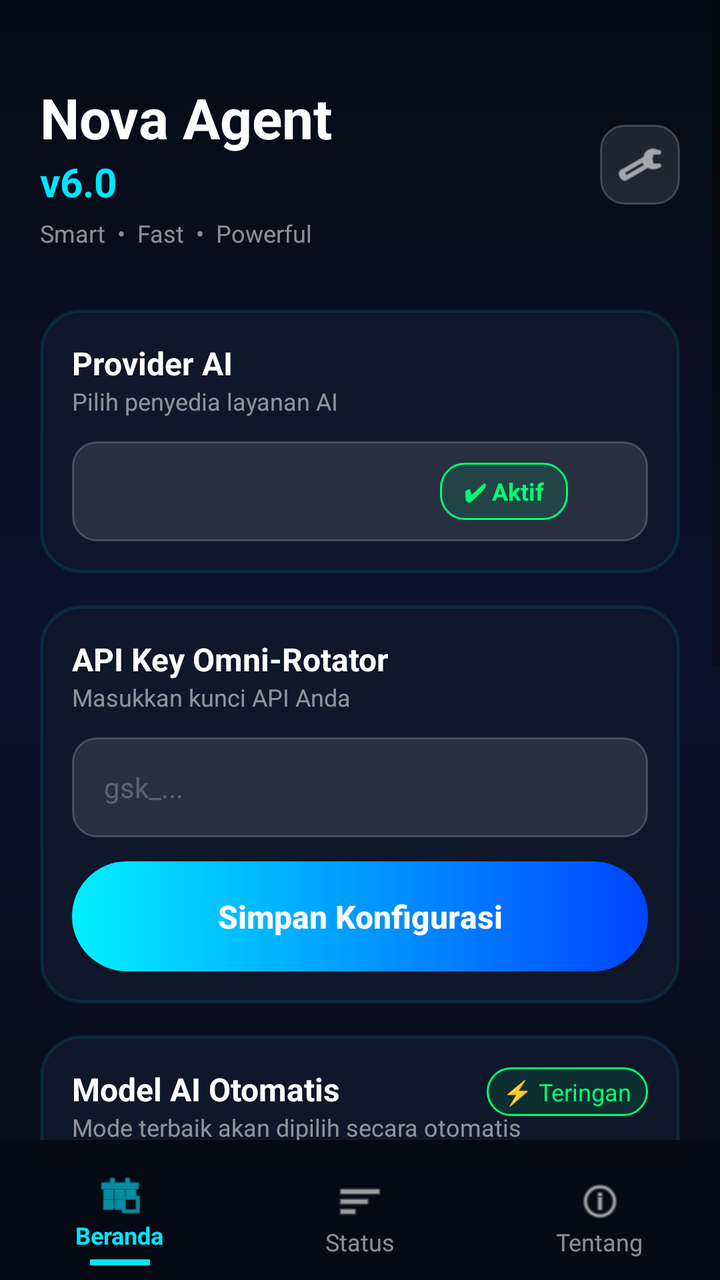
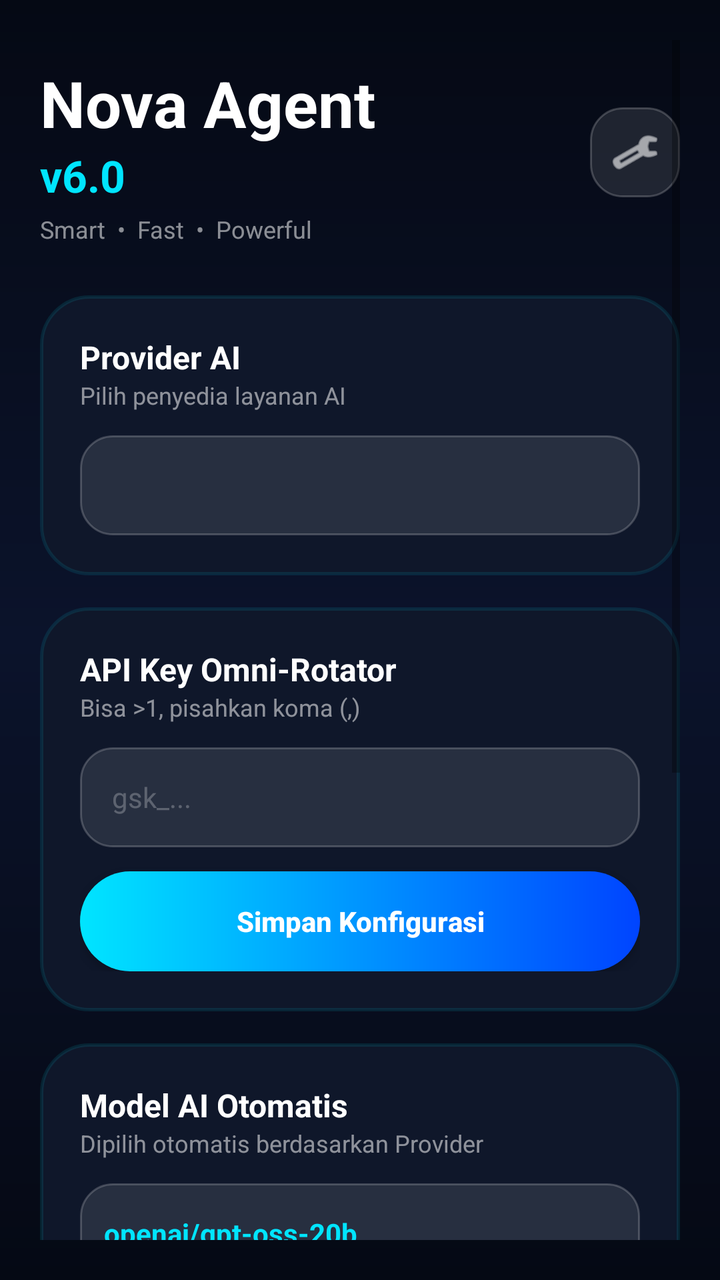

Compare the two renders of this Android layout. The source of the first and the diff that turns it into the second are given below.
<!-- AndroidManifest.xml: application theme Theme.AppCompat.DayNight.NoActionBar -->
<!-- res/layout/activity_main.xml -->
<?xml version="1.0" encoding="utf-8"?>
<RelativeLayout xmlns:android="http://schemas.android.com/apk/res/android"
    android:layout_width="match_parent"
    android:layout_height="match_parent"
    android:background="@drawable/bg_premium_main">

    <ScrollView
        android:layout_width="match_parent"
        android:layout_height="match_parent"
        android:layout_above="@+id/bottomNav"
        android:fillViewport="true">

        <LinearLayout
            android:layout_width="match_parent"
            android:layout_height="wrap_content"
            android:orientation="vertical"
            android:padding="20dp">

            
            <RelativeLayout
                android:layout_width="match_parent"
                android:layout_height="wrap_content"
                android:layout_marginTop="20dp"
                android:layout_marginBottom="30dp">
                
                <LinearLayout
                    android:layout_width="wrap_content"
                    android:layout_height="wrap_content"
                    android:orientation="vertical"
                    android:layout_alignParentStart="true">
                    <TextView
                        android:layout_width="wrap_content"
                        android:layout_height="wrap_content"
                        android:text="Nova Agent"
                        android:textSize="28sp"
                        android:textStyle="bold"
                        android:textColor="#FFFFFF"/>
                    <TextView
                        android:layout_width="wrap_content"
                        android:layout_height="wrap_content"
                        android:text="v6.0"
                        android:textSize="20sp"
                        android:textStyle="bold"
                        android:textColor="#00E5FF"/>
                    <TextView
                        android:layout_width="wrap_content"
                        android:layout_height="wrap_content"
                        android:text="Smart  •  Fast  •  Powerful"
                        android:textSize="12sp"
                        android:textColor="#88FFFFFF"
                        android:layout_marginTop="4dp"/>
                </LinearLayout>

                <LinearLayout
                    android:layout_width="wrap_content"
                    android:layout_height="wrap_content"
                    android:layout_alignParentEnd="true"
                    android:layout_centerVertical="true"
                    android:orientation="horizontal">
                    
                    <ImageView android:id="@+id/btnSettings" android:layout_width="40dp" android:layout_height="40dp" android:src="@android:drawable/ic_menu_manage" android:tint="#FFFFFF" android:background="@drawable/bg_premium_input" android:padding="8dp" android:layout_marginStart="10dp" android:clickable="true" android:focusable="true"/>
                </LinearLayout>
            </RelativeLayout>

            
            <LinearLayout
                android:layout_width="match_parent"
                android:layout_height="wrap_content"
                android:background="@drawable/bg_premium_card"
                android:orientation="vertical"
                android:padding="16dp"
                android:layout_marginBottom="16dp">

                <RelativeLayout android:layout_width="match_parent" android:layout_height="wrap_content" android:layout_marginBottom="12dp">
                    <TextView android:id="@+id/tvProvTitle" android:layout_width="wrap_content" android:layout_height="wrap_content" android:text="Provider AI" android:textColor="#FFFFFF" android:textSize="16sp" android:textStyle="bold"/>
                    <TextView android:layout_width="wrap_content" android:layout_height="wrap_content" android:text="Pilih penyedia layanan AI" android:textColor="#88FFFFFF" android:textSize="12sp" android:layout_below="@id/tvProvTitle"/>
                </RelativeLayout>
                
                <RelativeLayout android:layout_width="match_parent" android:layout_height="wrap_content">
                    <Spinner
                        android:id="@+id/spinnerProvider"
                        android:layout_width="match_parent"
                        android:layout_height="50dp"
                        android:background="@drawable/bg_premium_input"
                        android:popupBackground="#0B132B"
                        android:paddingStart="12dp"/>
                    <TextView android:layout_width="wrap_content" android:layout_height="wrap_content" android:text="✔ Aktif" android:background="@drawable/bg_premium_badge" android:textColor="#00FF73" android:textSize="12sp" android:textStyle="bold" android:paddingHorizontal="12dp" android:paddingVertical="6dp" android:layout_alignParentEnd="true" android:layout_centerVertical="true" android:layout_marginEnd="40dp" android:elevation="2dp"/>
                </RelativeLayout>
            </LinearLayout>

            
            <LinearLayout
                android:layout_width="match_parent"
                android:layout_height="wrap_content"
                android:background="@drawable/bg_premium_card"
                android:orientation="vertical"
                android:padding="16dp"
                android:layout_marginBottom="16dp">

                <TextView android:layout_width="wrap_content" android:layout_height="wrap_content" android:text="API Key Omni-Rotator" android:textColor="#FFFFFF" android:textSize="16sp" android:textStyle="bold"/>
                <TextView android:layout_width="wrap_content" android:layout_height="wrap_content" android:text="Masukkan kunci API Anda" android:textColor="#88FFFFFF" android:textSize="12sp" android:layout_marginBottom="12dp"/>
                
                <EditText
                    android:id="@+id/apiKeyInput"
                    android:layout_width="match_parent"
                    android:layout_height="50dp"
                    android:hint="gsk_..."
                    android:textColorHint="#40FFFFFF"
                    android:textColor="#FFFFFF"
                    android:background="@drawable/bg_premium_input"
                    android:paddingHorizontal="16dp"
                    android:inputType="textVisiblePassword"
                    android:textSize="14sp"
                    android:layout_marginBottom="12dp"/>

                <Button
                    android:id="@+id/btnSaveKey"
                    android:layout_width="match_parent"
                    android:layout_height="55dp"
                    android:text="Simpan Konfigurasi"
                    android:textAllCaps="false"
                    android:backgroundTint="@null"
                    android:background="@drawable/bg_premium_button"
                    android:textColor="#FFFFFF"
                    android:textStyle="bold"
                    android:textSize="16sp"/>
            </LinearLayout>

            
            <LinearLayout
                android:layout_width="match_parent"
                android:layout_height="wrap_content"
                android:background="@drawable/bg_premium_card"
                android:orientation="vertical"
                android:padding="16dp"
                android:layout_marginBottom="16dp">
                
                <RelativeLayout android:layout_width="match_parent" android:layout_height="wrap_content" android:layout_marginBottom="12dp">
                    <TextView android:id="@+id/tvModelTitle" android:layout_width="wrap_content" android:layout_height="wrap_content" android:text="Model AI Otomatis" android:textColor="#FFFFFF" android:textSize="16sp" android:textStyle="bold"/>
                    <TextView android:layout_width="wrap_content" android:layout_height="wrap_content" android:text="Mode terbaik akan dipilih secara otomatis" android:textColor="#88FFFFFF" android:textSize="12sp" android:layout_below="@id/tvModelTitle"/>
                    <TextView android:layout_width="wrap_content" android:layout_height="wrap_content" android:text="⚡ Teringan" android:background="@drawable/bg_premium_badge" android:textColor="#00FF73" android:textSize="12sp" android:paddingHorizontal="8dp" android:paddingVertical="4dp" android:layout_alignParentEnd="true"/>
                </RelativeLayout>

                <TextView
                    android:id="@+id/tvAutoModel"
                    android:layout_width="match_parent"
                    android:layout_height="50dp"
                    android:text="openai/gpt-oss-20b"
                    android:textColor="#FFFFFF"
                    android:textSize="14sp"
                    android:textStyle="bold"
                    android:padding="12dp"
                    android:background="@drawable/bg_premium_input"
                    android:gravity="center_vertical"/>
            </LinearLayout>

            
            <LinearLayout
                android:layout_width="match_parent"
                android:layout_height="wrap_content"
                android:background="@drawable/bg_premium_card"
                android:orientation="vertical"
                android:padding="16dp"
                android:layout_marginBottom="24dp">
                
                <RelativeLayout android:layout_width="match_parent" android:layout_height="wrap_content" android:layout_marginBottom="12dp">
                    <TextView android:id="@+id/tvPermTitle" android:layout_width="wrap_content" android:layout_height="wrap_content" android:text="Status Perizinan Wajib" android:textColor="#FFFFFF" android:textSize="16sp" android:textStyle="bold"/>
                    <TextView android:layout_width="wrap_content" android:layout_height="wrap_content" android:text="Aplikasi siap digunakan" android:textColor="#88FFFFFF" android:textSize="12sp" android:layout_below="@id/tvPermTitle"/>
                    <TextView android:layout_width="wrap_content" android:layout_height="wrap_content" android:text="✔ Terverifikasi" android:background="@drawable/bg_premium_badge" android:textColor="#00FF73" android:textSize="12sp" android:paddingHorizontal="8dp" android:paddingVertical="4dp" android:layout_alignParentEnd="true"/>
                </RelativeLayout>

                <Button android:id="@+id/btnAccessibility" android:layout_width="match_parent" android:layout_height="40dp" android:text="Cek Aksesibilitas" android:backgroundTint="#1Affffff" android:textColor="#00E5FF" android:layout_marginBottom="8dp"/>
                <Button android:id="@+id/btnOverlay" android:layout_width="match_parent" android:layout_height="40dp" android:text="Cek Izin Mengambang" android:backgroundTint="#1Affffff" android:textColor="#00E5FF"/>
            </LinearLayout>

            
            <Button
                android:id="@+id/btnStart"
                android:layout_width="match_parent"
                android:layout_height="65dp"
                android:backgroundTint="@null"
                android:background="@drawable/bg_premium_button"
                android:text="▶ Mulai Nova"
                android:textAllCaps="false"
                android:textColor="#FFFFFF"
                android:textSize="20sp"
                android:textStyle="bold"
                android:layout_marginBottom="30dp"
                android:elevation="8dp"/>

        </LinearLayout>
    </ScrollView>

    
    <LinearLayout
        android:id="@+id/bottomNav"
        android:layout_width="match_parent"
        android:layout_height="70dp"
        android:layout_alignParentBottom="true"
        android:background="#060A14"
        android:orientation="horizontal"
        android:weightSum="3"
        android:paddingTop="8dp">
        
        <LinearLayout android:layout_width="0dp" android:layout_height="match_parent" android:layout_weight="1" android:orientation="vertical" android:gravity="center">
            <ImageView android:layout_width="24dp" android:layout_height="24dp" android:src="@android:drawable/ic_menu_today" android:tint="#00E5FF"/>
            <TextView android:layout_width="wrap_content" android:layout_height="wrap_content" android:text="Beranda" android:textColor="#00E5FF" android:textSize="12sp" android:textStyle="bold"/>
            <View android:layout_width="30dp" android:layout_height="3dp" android:background="#00E5FF" android:layout_marginTop="4dp"/>
        </LinearLayout>
        <LinearLayout android:layout_width="0dp" android:layout_height="match_parent" android:layout_weight="1" android:orientation="vertical" android:gravity="center">
            <ImageView android:layout_width="24dp" android:layout_height="24dp" android:src="@android:drawable/ic_menu_sort_by_size" android:tint="#88FFFFFF"/>
            <TextView android:layout_width="wrap_content" android:layout_height="wrap_content" android:text="Status" android:textColor="#88FFFFFF" android:textSize="12sp"/>
        </LinearLayout>
        <LinearLayout android:layout_width="0dp" android:layout_height="match_parent" android:layout_weight="1" android:orientation="vertical" android:gravity="center">
            <ImageView android:layout_width="24dp" android:layout_height="24dp" android:src="@android:drawable/ic_menu_info_details" android:tint="#88FFFFFF"/>
            <TextView android:layout_width="wrap_content" android:layout_height="wrap_content" android:text="Tentang" android:textColor="#88FFFFFF" android:textSize="12sp"/>
        </LinearLayout>
    </LinearLayout>

</RelativeLayout>
<!-- resources referenced by this layout -->
<resources>
  <!-- drawable bg_premium_badge (drawable) -->
  <?xml version="1.0" encoding="utf-8"?>
  <shape xmlns:android="http://schemas.android.com/apk/res/android">
      <solid android:color="#1A00FF73" />
      <corners android:radius="12dp" />
      <stroke android:width="1dp" android:color="#00FF73" />
  </shape>
  <!-- drawable bg_premium_button (drawable) -->
  <?xml version="1.0" encoding="utf-8"?>
  <ripple xmlns:android="http://schemas.android.com/apk/res/android" android:color="#FFFFFF">
      <item>
          <shape android:shape="rectangle">
              <gradient android:startColor="#00F0FF" android:endColor="#0044FF" android:angle="0" />
              <corners android:radius="30dp" />
          </shape>
      </item>
  </ripple>
  <!-- drawable bg_premium_card (drawable) -->
  <?xml version="1.0" encoding="utf-8"?>
  <shape xmlns:android="http://schemas.android.com/apk/res/android">
      <solid android:color="#0F172A" />
      <corners android:radius="20dp" />
      <stroke android:width="1.5dp" android:color="#1A00E5FF" />
  </shape>
  <!-- drawable bg_premium_input (drawable) -->
  <?xml version="1.0" encoding="utf-8"?>
  <shape xmlns:android="http://schemas.android.com/apk/res/android">
      <solid android:color="#1Affffff" />
      <corners android:radius="12dp" />
      <stroke android:width="1dp" android:color="#33ffffff" />
  </shape>
  <!-- drawable bg_premium_main (drawable) -->
  <?xml version="1.0" encoding="utf-8"?>
  <shape xmlns:android="http://schemas.android.com/apk/res/android">
      <gradient android:startColor="#060A14" android:centerColor="#0B132B" android:endColor="#060A14" android:angle="270" />
  </shape>
</resources>

<!-- the commit's change to res/layout/activity_main.xml (unified diff, before → after) -->
@@ -7,39 +7,37 @@
     <ScrollView
         android:layout_width="match_parent"
         android:layout_height="match_parent"
-        android:layout_above="@+id/bottomNav"
-        android:fillViewport="true">
+        android:fillViewport="true"
+        android:padding="20dp">
 
         <LinearLayout
             android:layout_width="match_parent"
             android:layout_height="wrap_content"
-            android:orientation="vertical"
-            android:padding="20dp">
+            android:orientation="vertical">
 
             
             <RelativeLayout
                 android:layout_width="match_parent"
                 android:layout_height="wrap_content"
-                android:layout_marginTop="20dp"
-                android:layout_marginBottom="30dp">
+                android:layout_marginTop="10dp"
+                android:layout_marginBottom="25dp">
                 
                 <LinearLayout
                     android:layout_width="wrap_content"
                     android:layout_height="wrap_content"
-                    android:orientation="vertical"
-                    android:layout_alignParentStart="true">
+                    android:orientation="vertical">
                     <TextView
                         android:layout_width="wrap_content"
                         android:layout_height="wrap_content"
                         android:text="Nova Agent"
-                        android:textSize="28sp"
+                        android:textSize="32sp"
                         android:textStyle="bold"
                         android:textColor="#FFFFFF"/>
                     <TextView
                         android:layout_width="wrap_content"
                         android:layout_height="wrap_content"
                         android:text="v6.0"
-                        android:textSize="20sp"
+                        android:textSize="22sp"
                         android:textStyle="bold"
                         android:textColor="#00E5FF"/>
                     <TextView
@@ -51,15 +49,7 @@
                         android:layout_marginTop="4dp"/>
                 </LinearLayout>
 
-                <LinearLayout
-                    android:layout_width="wrap_content"
-                    android:layout_height="wrap_content"
-                    android:layout_alignParentEnd="true"
-                    android:layout_centerVertical="true"
-                    android:orientation="horizontal">
-                    
-                    <ImageView android:id="@+id/btnSettings" android:layout_width="40dp" android:layout_height="40dp" android:src="@android:drawable/ic_menu_manage" android:tint="#FFFFFF" android:background="@drawable/bg_premium_input" android:padding="8dp" android:layout_marginStart="10dp" android:clickable="true" android:focusable="true"/>
-                </LinearLayout>
+                <ImageView android:id="@+id/btnSettings" android:layout_width="45dp" android:layout_height="45dp" android:src="@android:drawable/ic_menu_manage" android:tint="#FFFFFF" android:background="@drawable/bg_premium_input" android:padding="10dp" android:layout_alignParentEnd="true" android:layout_centerVertical="true" android:clickable="true" android:focusable="true"/>
             </RelativeLayout>
 
             
@@ -68,24 +58,18 @@
                 android:layout_height="wrap_content"
                 android:background="@drawable/bg_premium_card"
                 android:orientation="vertical"
-                android:padding="16dp"
+                android:padding="20dp"
                 android:layout_marginBottom="16dp">
 
-                <RelativeLayout android:layout_width="match_parent" android:layout_height="wrap_content" android:layout_marginBottom="12dp">
-                    <TextView android:id="@+id/tvProvTitle" android:layout_width="wrap_content" android:layout_height="wrap_content" android:text="Provider AI" android:textColor="#FFFFFF" android:textSize="16sp" android:textStyle="bold"/>
-                    <TextView android:layout_width="wrap_content" android:layout_height="wrap_content" android:text="Pilih penyedia layanan AI" android:textColor="#88FFFFFF" android:textSize="12sp" android:layout_below="@id/tvProvTitle"/>
-                </RelativeLayout>
+                <TextView android:layout_width="wrap_content" android:layout_height="wrap_content" android:text="Provider AI" android:textColor="#FFFFFF" android:textSize="16sp" android:textStyle="bold"/>
+                <TextView android:layout_width="wrap_content" android:layout_height="wrap_content" android:text="Pilih penyedia layanan AI" android:textColor="#88FFFFFF" android:textSize="12sp" android:layout_marginBottom="12dp"/>
                 
-                <RelativeLayout android:layout_width="match_parent" android:layout_height="wrap_content">
-                    <Spinner
-                        android:id="@+id/spinnerProvider"
-                        android:layout_width="match_parent"
-                        android:layout_height="50dp"
-                        android:background="@drawable/bg_premium_input"
-                        android:popupBackground="#0B132B"
-                        android:paddingStart="12dp"/>
-                    <TextView android:layout_width="wrap_content" android:layout_height="wrap_content" android:text="✔ Aktif" android:background="@drawable/bg_premium_badge" android:textColor="#00FF73" android:textSize="12sp" android:textStyle="bold" android:paddingHorizontal="12dp" android:paddingVertical="6dp" android:layout_alignParentEnd="true" android:layout_centerVertical="true" android:layout_marginEnd="40dp" android:elevation="2dp"/>
-                </RelativeLayout>
+                <Spinner
+                    android:id="@+id/spinnerProvider"
+                    android:layout_width="match_parent"
+                    android:layout_height="50dp"
+                    android:background="@drawable/bg_premium_input"
+                    android:popupBackground="#0B132B"/>
             </LinearLayout>
 
             
@@ -94,11 +78,11 @@
                 android:layout_height="wrap_content"
                 android:background="@drawable/bg_premium_card"
                 android:orientation="vertical"
-                android:padding="16dp"
+                android:padding="20dp"
                 android:layout_marginBottom="16dp">
 
                 <TextView android:layout_width="wrap_content" android:layout_height="wrap_content" android:text="API Key Omni-Rotator" android:textColor="#FFFFFF" android:textSize="16sp" android:textStyle="bold"/>
-                <TextView android:layout_width="wrap_content" android:layout_height="wrap_content" android:text="Masukkan kunci API Anda" android:textColor="#88FFFFFF" android:textSize="12sp" android:layout_marginBottom="12dp"/>
+                <TextView android:layout_width="wrap_content" android:layout_height="wrap_content" android:text="Bisa >1, pisahkan koma (,)" android:textColor="#88FFFFFF" android:textSize="12sp" android:layout_marginBottom="12dp"/>
                 
                 <EditText
                     android:id="@+id/apiKeyInput"
@@ -116,14 +100,13 @@
                 <Button
                     android:id="@+id/btnSaveKey"
                     android:layout_width="match_parent"
-                    android:layout_height="55dp"
+                    android:layout_height="50dp"
                     android:text="Simpan Konfigurasi"
                     android:textAllCaps="false"
                     android:backgroundTint="@null"
                     android:background="@drawable/bg_premium_button"
                     android:textColor="#FFFFFF"
-                    android:textStyle="bold"
-                    android:textSize="16sp"/>
+                    android:textStyle="bold"/>
             </LinearLayout>
 
             
@@ -132,21 +115,18 @@
                 android:layout_height="wrap_content"
                 android:background="@drawable/bg_premium_card"
                 android:orientation="vertical"
-                android:padding="16dp"
+                android:padding="20dp"
                 android:layout_marginBottom="16dp">
                 
-                <RelativeLayout android:layout_width="match_parent" android:layout_height="wrap_content" android:layout_marginBottom="12dp">
-                    <TextView android:id="@+id/tvModelTitle" android:layout_width="wrap_content" android:layout_height="wrap_content" android:text="Model AI Otomatis" android:textColor="#FFFFFF" android:textSize="16sp" android:textStyle="bold"/>
-                    <TextView android:layout_width="wrap_content" android:layout_height="wrap_content" android:text="Mode terbaik akan dipilih secara otomatis" android:textColor="#88FFFFFF" android:textSize="12sp" android:layout_below="@id/tvModelTitle"/>
-                    <TextView android:layout_width="wrap_content" android:layout_height="wrap_content" android:text="⚡ Teringan" android:background="@drawable/bg_premium_badge" android:textColor="#00FF73" android:textSize="12sp" android:paddingHorizontal="8dp" android:paddingVertical="4dp" android:layout_alignParentEnd="true"/>
-                </RelativeLayout>
-
+                <TextView android:layout_width="wrap_content" android:layout_height="wrap_content" android:text="Model AI Otomatis" android:textColor="#FFFFFF" android:textSize="16sp" android:textStyle="bold"/>
+                <TextView android:layout_width="wrap_content" android:layout_height="wrap_content" android:text="Dipilih otomatis berdasarkan Provider" android:textColor="#88FFFFFF" android:textSize="12sp" android:layout_marginBottom="12dp"/>
+                <RadioGroup android:id="@+id/rgModel" android:layout_width="match_parent" android:layout_height="wrap_content" android:orientation="vertical" android:visibility="gone"/>
                 <TextView
                     android:id="@+id/tvAutoModel"
                     android:layout_width="match_parent"
                     android:layout_height="50dp"
                     android:text="openai/gpt-oss-20b"
-                    android:textColor="#FFFFFF"
+                    android:textColor="#00E5FF"
                     android:textSize="14sp"
                     android:textStyle="bold"
                     android:padding="12dp"
@@ -160,20 +140,23 @@
                 android:layout_height="wrap_content"
                 android:background="@drawable/bg_premium_card"
                 android:orientation="vertical"
-                android:padding="16dp"
-                android:layout_marginBottom="24dp">
+                android:padding="20dp"
+                android:layout_marginBottom="30dp">
                 
-                <RelativeLayout android:layout_width="match_parent" android:layout_height="wrap_content" android:layout_marginBottom="12dp">
-                    <TextView android:id="@+id/tvPermTitle" android:layout_width="wrap_content" android:layout_height="wrap_content" android:text="Status Perizinan Wajib" android:textColor="#FFFFFF" android:textSize="16sp" android:textStyle="bold"/>
-                    <TextView android:layout_width="wrap_content" android:layout_height="wrap_content" android:text="Aplikasi siap digunakan" android:textColor="#88FFFFFF" android:textSize="12sp" android:layout_below="@id/tvPermTitle"/>
-                    <TextView android:layout_width="wrap_content" android:layout_height="wrap_content" android:text="✔ Terverifikasi" android:background="@drawable/bg_premium_badge" android:textColor="#00FF73" android:textSize="12sp" android:paddingHorizontal="8dp" android:paddingVertical="4dp" android:layout_alignParentEnd="true"/>
+                <TextView android:layout_width="wrap_content" android:layout_height="wrap_content" android:text="Status Perizinan Wajib" android:textColor="#FFFFFF" android:textSize="16sp" android:textStyle="bold"/>
+                <TextView android:layout_width="wrap_content" android:layout_height="wrap_content" android:text="Sistem Otonom" android:textColor="#88FFFFFF" android:textSize="12sp" android:layout_marginBottom="12dp"/>
+                
+                <RelativeLayout android:id="@+id/btnAccessibility" android:layout_width="match_parent" android:layout_height="50dp" android:background="@drawable/bg_premium_input" android:layout_marginBottom="10dp" android:clickable="true" android:focusable="true">
+                    <TextView android:layout_width="wrap_content" android:layout_height="wrap_content" android:text="1. Aksesibilitas" android:textColor="#FFF" android:textSize="14sp" android:layout_centerVertical="true" android:layout_marginStart="16dp"/>
+                    <TextView android:id="@+id/tvStatusA11y" android:layout_width="wrap_content" android:layout_height="wrap_content" android:text="Cek" android:background="@drawable/bg_premium_badge" android:textColor="#00FF73" android:textSize="10sp" android:textStyle="bold" android:paddingHorizontal="12dp" android:paddingVertical="6dp" android:layout_alignParentEnd="true" android:layout_centerVertical="true" android:layout_marginEnd="12dp"/>
                 </RelativeLayout>
 
-                <Button android:id="@+id/btnAccessibility" android:layout_width="match_parent" android:layout_height="40dp" android:text="Cek Aksesibilitas" android:backgroundTint="#1Affffff" android:textColor="#00E5FF" android:layout_marginBottom="8dp"/>
-                <Button android:id="@+id/btnOverlay" android:layout_width="match_parent" android:layout_height="40dp" android:text="Cek Izin Mengambang" android:backgroundTint="#1Affffff" android:textColor="#00E5FF"/>
+                <RelativeLayout android:id="@+id/btnOverlay" android:layout_width="match_parent" android:layout_height="50dp" android:background="@drawable/bg_premium_input" android:clickable="true" android:focusable="true">
+                    <TextView android:layout_width="wrap_content" android:layout_height="wrap_content" android:text="2. Tampil di Atas" android:textColor="#FFF" android:textSize="14sp" android:layout_centerVertical="true" android:layout_marginStart="16dp"/>
+                    <TextView android:id="@+id/tvStatusOverlay" android:layout_width="wrap_content" android:layout_height="wrap_content" android:text="Cek" android:background="@drawable/bg_premium_badge" android:textColor="#00FF73" android:textSize="10sp" android:textStyle="bold" android:paddingHorizontal="12dp" android:paddingVertical="6dp" android:layout_alignParentEnd="true" android:layout_centerVertical="true" android:layout_marginEnd="12dp"/>
+                </RelativeLayout>
             </LinearLayout>
 
-            
             <Button
                 android:id="@+id/btnStart"
                 android:layout_width="match_parent"
@@ -185,36 +168,20 @@
                 android:textColor="#FFFFFF"
                 android:textSize="20sp"
                 android:textStyle="bold"
-                android:layout_marginBottom="30dp"
+                android:layout_marginBottom="15dp"
                 android:elevation="8dp"/>
+
+            <TextView
+                android:id="@+id/tvDeveloperCredit"
+                android:layout_width="match_parent"
+                android:layout_height="wrap_content"
+                android:text="Developed by\nMOCH KHOIRUL AZMAN"
+                android:textSize="12sp"
+                android:textStyle="bold"
+                android:textAlignment="center"
+                android:letterSpacing="0.1"
+                android:layout_marginBottom="30dp"/>
 
         </LinearLayout>
     </ScrollView>
-
-    
-    <LinearLayout
-        android:id="@+id/bottomNav"
-        android:layout_width="match_parent"
-        android:layout_height="70dp"
-        android:layout_alignParentBottom="true"
-        android:background="#060A14"
-        android:orientation="horizontal"
-        android:weightSum="3"
-        android:paddingTop="8dp">
-        
-        <LinearLayout android:layout_width="0dp" android:layout_height="match_parent" android:layout_weight="1" android:orientation="vertical" android:gravity="center">
-            <ImageView android:layout_width="24dp" android:layout_height="24dp" android:src="@android:drawable/ic_menu_today" android:tint="#00E5FF"/>
-            <TextView android:layout_width="wrap_content" android:layout_height="wrap_content" android:text="Beranda" android:textColor="#00E5FF" android:textSize="12sp" android:textStyle="bold"/>
-            <View android:layout_width="30dp" android:layout_height="3dp" android:background="#00E5FF" android:layout_marginTop="4dp"/>
-        </LinearLayout>
-        <LinearLayout android:layout_width="0dp" android:layout_height="match_parent" android:layout_weight="1" android:orientation="vertical" android:gravity="center">
-            <ImageView android:layout_width="24dp" android:layout_height="24dp" android:src="@android:drawable/ic_menu_sort_by_size" android:tint="#88FFFFFF"/>
-            <TextView android:layout_width="wrap_content" android:layout_height="wrap_content" android:text="Status" android:textColor="#88FFFFFF" android:textSize="12sp"/>
-        </LinearLayout>
-        <LinearLayout android:layout_width="0dp" android:layout_height="match_parent" android:layout_weight="1" android:orientation="vertical" android:gravity="center">
-            <ImageView android:layout_width="24dp" android:layout_height="24dp" android:src="@android:drawable/ic_menu_info_details" android:tint="#88FFFFFF"/>
-            <TextView android:layout_width="wrap_content" android:layout_height="wrap_content" android:text="Tentang" android:textColor="#88FFFFFF" android:textSize="12sp"/>
-        </LinearLayout>
-    </LinearLayout>
-
 </RelativeLayout>
<!-- resource entries referenced after the edit -->
@@ -12,7 +12,7 @@
   <ripple xmlns:android="http://schemas.android.com/apk/res/android" android:color="#FFFFFF">
       <item>
           <shape android:shape="rectangle">
-              <gradient android:startColor="#00F0FF" android:endColor="#0044FF" android:angle="0" />
+              <gradient android:startColor="#00E5FF" android:endColor="#0044FF" android:angle="0" />
               <corners android:radius="30dp" />
           </shape>
       </item>
@@ -21,20 +21,20 @@
   <?xml version="1.0" encoding="utf-8"?>
   <shape xmlns:android="http://schemas.android.com/apk/res/android">
       <solid android:color="#0F172A" />
-      <corners android:radius="20dp" />
+      <corners android:radius="24dp" />
       <stroke android:width="1.5dp" android:color="#1A00E5FF" />
   </shape>
   <!-- drawable bg_premium_input (drawable) -->
   <?xml version="1.0" encoding="utf-8"?>
   <shape xmlns:android="http://schemas.android.com/apk/res/android">
-      <solid android:color="#1Affffff" />
-      <corners android:radius="12dp" />
-      <stroke android:width="1dp" android:color="#33ffffff" />
+      <solid android:color="#1AFFFFFF" />
+      <corners android:radius="16dp" />
+      <stroke android:width="1dp" android:color="#33FFFFFF" />
   </shape>
   <!-- drawable bg_premium_main (drawable) -->
   <?xml version="1.0" encoding="utf-8"?>
   <shape xmlns:android="http://schemas.android.com/apk/res/android">
-      <gradient android:startColor="#060A14" android:centerColor="#0B132B" android:endColor="#060A14" android:angle="270" />
+      <gradient android:startColor="#050914" android:centerColor="#0B132B" android:endColor="#050914" android:angle="270" />
   </shape>
 </resources>
 
